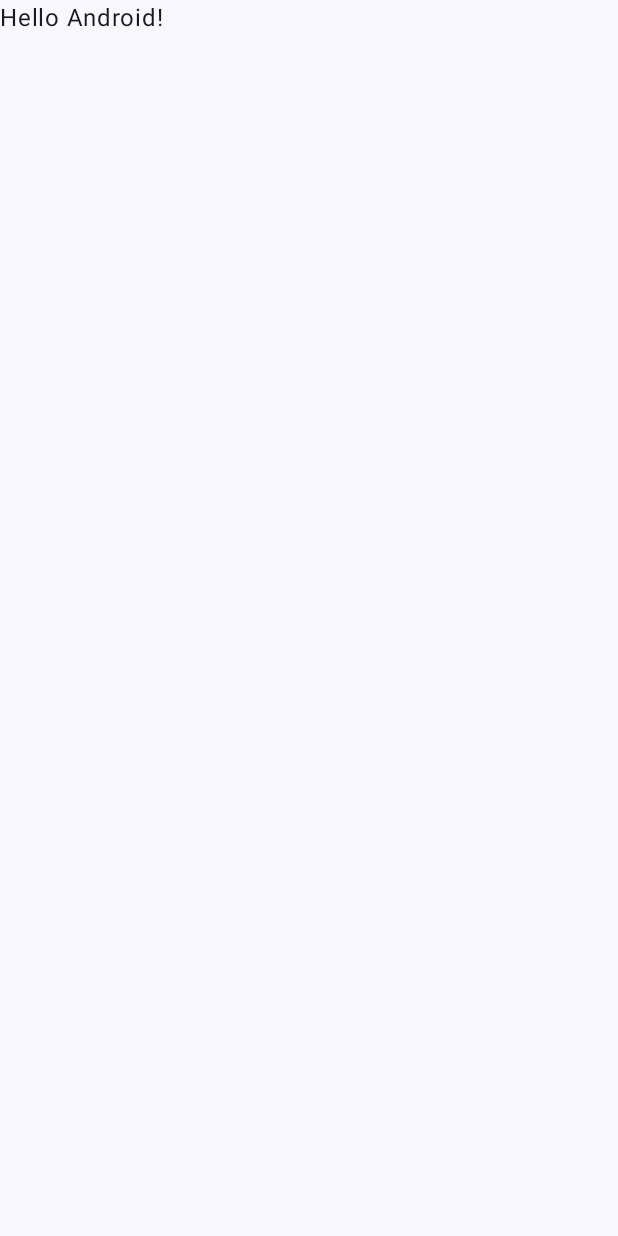
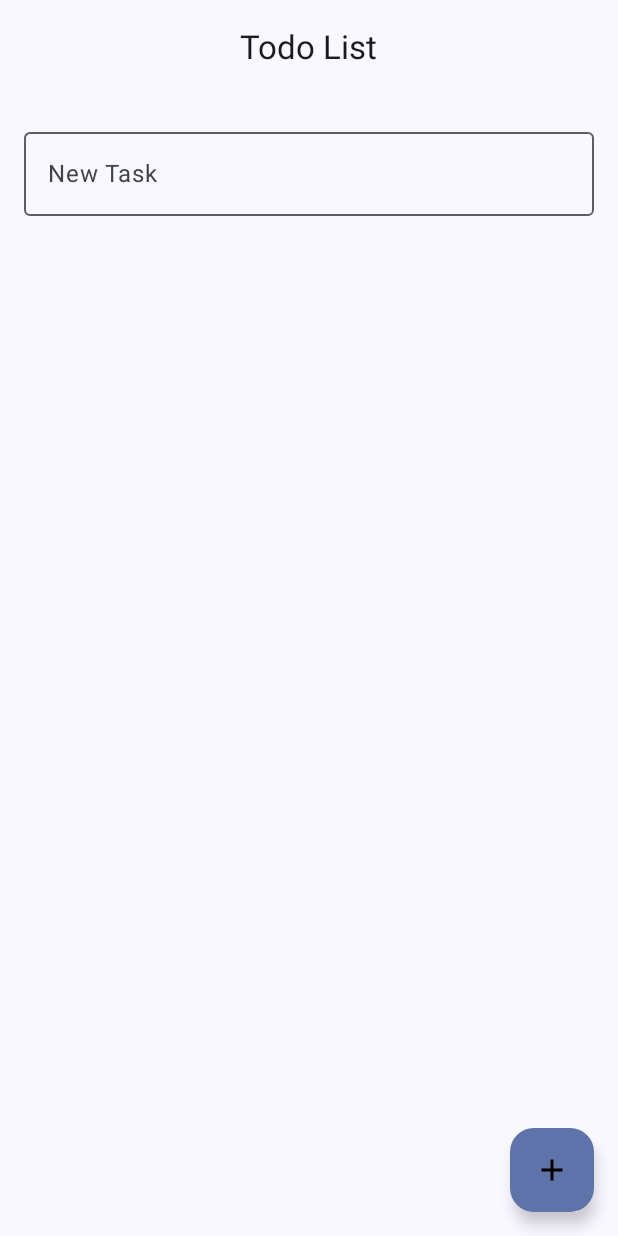
Before and after one commit to kfahmi77/kotlin-project, an Android app built with Jetpack Compose: the screen it shows after launch (MainActivity), on a phone screen of 412 x 824 dp. Before the commit the screen is almost empty. Run offline under Robolectric (Android 15) with nearby library versions, the light colour scheme and no system bars.

Commit message:
create ui todo-list : read and add

```diff
--- a/app/build.gradle.kts
+++ b/app/build.gradle.kts
@@ -59,6 +59,7 @@ dependencies {
     implementation(libs.androidx.ui.graphics)
     implementation(libs.androidx.ui.tooling.preview)
     implementation(libs.androidx.material3)
+    implementation(libs.material3)
     testImplementation(libs.junit)
     androidTestImplementation(libs.androidx.junit)
     androidTestImplementation(libs.androidx.espresso.core)
--- a/app/src/main/java/com/khoirulfahmi/kotlinportfolio/MainActivity.kt
+++ b/app/src/main/java/com/khoirulfahmi/kotlinportfolio/MainActivity.kt
@@ -4,13 +4,39 @@ import android.os.Bundle
 import androidx.activity.ComponentActivity
 import androidx.activity.compose.setContent
 import androidx.activity.enableEdgeToEdge
+import androidx.compose.foundation.layout.Column
+import androidx.compose.foundation.layout.Row
+import androidx.compose.foundation.layout.Spacer
 import androidx.compose.foundation.layout.fillMaxSize
+import androidx.compose.foundation.layout.fillMaxWidth
 import androidx.compose.foundation.layout.padding
+import androidx.compose.foundation.layout.width
+import androidx.compose.foundation.lazy.LazyColumn
+import androidx.compose.foundation.lazy.items
+import androidx.compose.material.icons.Icons
+import androidx.compose.material.icons.filled.Add
+import androidx.compose.material.icons.filled.Check
+import androidx.compose.material3.Card
+import androidx.compose.material3.CardDefaults
+import androidx.compose.material3.CenterAlignedTopAppBar
+import androidx.compose.material3.Checkbox
+import androidx.compose.material3.ExperimentalMaterial3Api
+import androidx.compose.material3.FloatingActionButton
+import androidx.compose.material3.Icon
+import androidx.compose.material3.MaterialTheme
+import androidx.compose.material3.OutlinedTextField
 import androidx.compose.material3.Scaffold
 import androidx.compose.material3.Text
 import androidx.compose.runtime.Composable
+import androidx.compose.runtime.getValue
+import androidx.compose.runtime.mutableStateOf
+import androidx.compose.runtime.remember
+import androidx.compose.runtime.setValue
+import androidx.compose.ui.Alignment
 import androidx.compose.ui.Modifier
+import androidx.compose.ui.graphics.Color
 import androidx.compose.ui.tooling.preview.Preview
+import androidx.compose.ui.unit.dp
 import com.khoirulfahmi.kotlinportfolio.ui.theme.KotlinPortfolioTheme
 
 class MainActivity : ComponentActivity() {
@@ -19,11 +45,58 @@ class MainActivity : ComponentActivity() {
         enableEdgeToEdge()
         setContent {
             KotlinPortfolioTheme {
-                Scaffold(modifier = Modifier.fillMaxSize()) { innerPadding ->
-                    Greeting(
-                        name = "Android",
-                        modifier = Modifier.padding(innerPadding)
-                    )
+                 TodoListScreen()
+            }
+        }
+    }
+}
+
+
+@OptIn(ExperimentalMaterial3Api::class)
+@Composable
+fun TodoListScreen() {
+    var tasks by remember { mutableStateOf(listOf<String>()) }
+    var newTask by remember { mutableStateOf("") }
+
+    Scaffold(
+        topBar = {
+            CenterAlignedTopAppBar(title = { Text("Todo List") }
+            )
+        },
+        floatingActionButton = {
+            FloatingActionButton(
+                onClick = {
+                    if (newTask.isNotBlank()) {
+                        tasks = tasks + newTask
+                        newTask = ""
+                    }
+                }
+            ) {
+                Icon(
+                    Icons.Default.Add,
+                    contentDescription = "Add Task", tint = Color.Black )
+            }
+        }
+    ) { innerPadding ->
+        Column(
+            modifier = Modifier
+                .padding(innerPadding)
+                .fillMaxSize()
+        ) {
+            OutlinedTextField(
+                value = newTask,
+                onValueChange = { newTask = it },
+                label = { Text("New Task") },
+                modifier = Modifier
+                    .fillMaxWidth()
+                    .padding(16.dp)
+            )
+
+            LazyColumn(
+                modifier = Modifier.weight(1f)
+            ) {
+                items(tasks) { task ->
+                    TaskItem(task = task)
                 }
             }
         }
@@ -31,17 +104,47 @@ class MainActivity : ComponentActivity() {
 }
 
 @Composable
-fun Greeting(name: String, modifier: Modifier = Modifier) {
-    Text(
-        text = "Hello $name!",
-        modifier = modifier
-    )
+fun TaskItem(task: String) {
+    var isCompleted by remember { mutableStateOf(false) }
+
+    Card(
+        modifier = Modifier
+            .fillMaxWidth()
+            .padding(horizontal = 16.dp, vertical = 8.dp),
+        elevation = CardDefaults.cardElevation(defaultElevation = 2.dp)
+    ) {
+        Row(
+            modifier = Modifier
+                .fillMaxWidth()
+                .padding(16.dp),
+            verticalAlignment = Alignment.CenterVertically
+        ) {
+            Checkbox(
+                checked = isCompleted,
+                onCheckedChange = { isCompleted = it }
+            )
+            Spacer(modifier = Modifier.width(16.dp))
+            Text(
+                text = task,
+                style = MaterialTheme.typography.bodyLarge,
+                modifier = Modifier.weight(1f)
+            )
+            if (isCompleted) {
+                Icon(
+                    Icons.Default.Check,
+                    contentDescription = "Completed",
+                    tint = MaterialTheme.colorScheme.primary
+                )
+            }
+        }
+    }
 }
+
 
 @Preview(showBackground = true)
 @Composable
 fun GreetingPreview() {
     KotlinPortfolioTheme {
-        Greeting("Android")
+        TodoListScreen()
     }
 }
--- a/app/src/main/java/com/khoirulfahmi/kotlinportfolio/ui/theme/Color.kt
+++ b/app/src/main/java/com/khoirulfahmi/kotlinportfolio/ui/theme/Color.kt
@@ -9,3 +9,5 @@ val Pink80 = Color(0xFFEFB8C8)
 val Purple40 = Color(0xFF6650a4)
 val PurpleGrey40 = Color(0xFF625b71)
 val Pink40 = Color(0xFF7D5260)
+
+val White = Color(0xFFFFFFFF)
--- a/gradle/libs.versions.toml
+++ b/gradle/libs.versions.toml
@@ -8,6 +8,7 @@ espressoCore = "3.6.1"
 lifecycleRuntimeKtx = "2.8.6"
 activityCompose = "1.9.2"
 composeBom = "2024.04.01"
+material3 = "1.3.0"
 
 [libraries]
 androidx-core-ktx = { group = "androidx.core", name = "core-ktx", version.ref = "coreKtx" }
@@ -24,6 +25,7 @@ androidx-ui-tooling-preview = { group = "androidx.compose.ui", name = "ui-toolin
 androidx-ui-test-manifest = { group = "androidx.compose.ui", name = "ui-test-manifest" }
 androidx-ui-test-junit4 = { group = "androidx.compose.ui", name = "ui-test-junit4" }
 androidx-material3 = { group = "androidx.compose.material3", name = "material3" }
+material3 = { module = "androidx.compose.material3:material3", version.ref = "material3" }
 
 [plugins]
 android-application = { id = "com.android.application", version.ref = "agp" }
```
